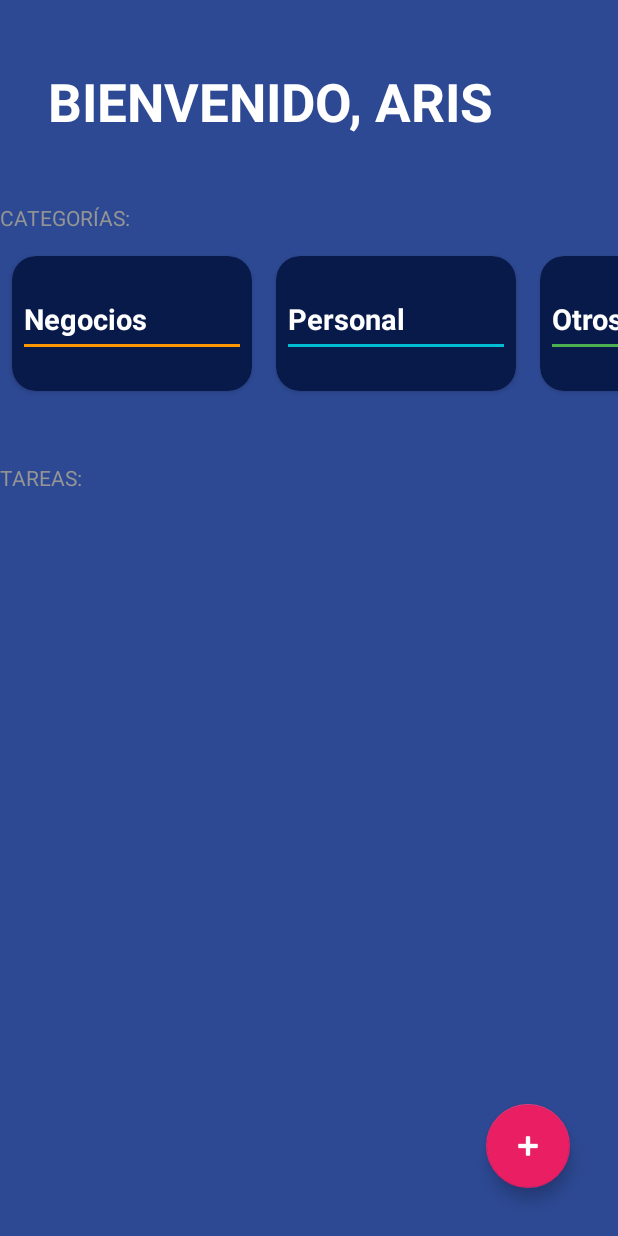
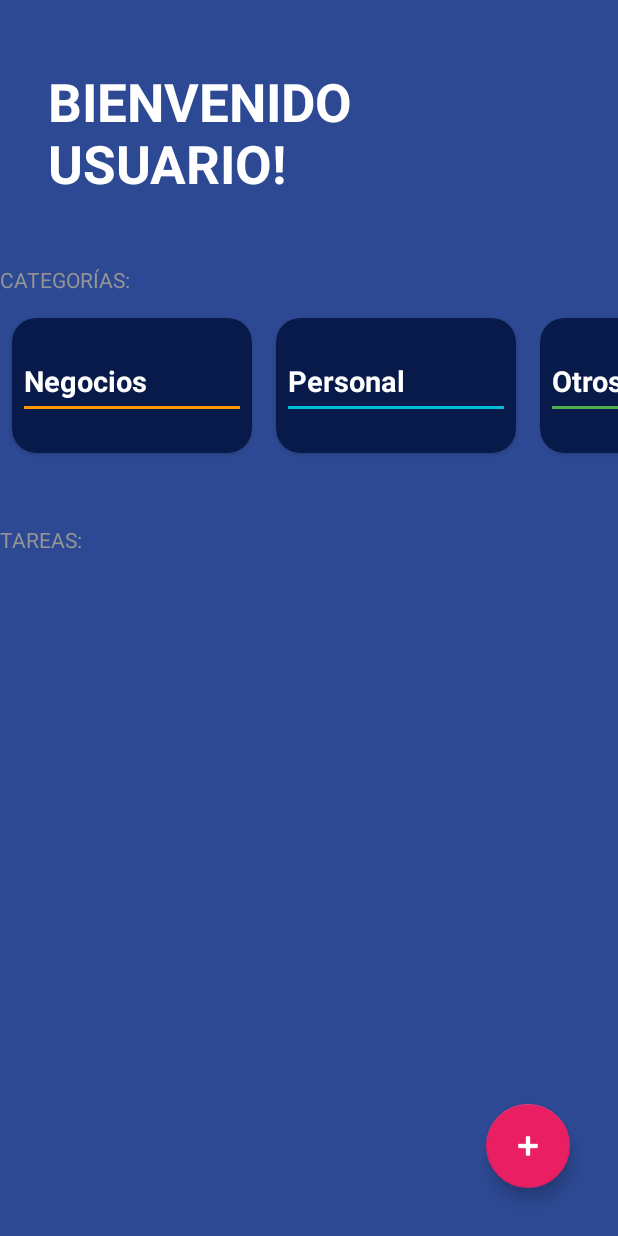
Before and after one commit to AxelEncina/AppMix, an Android app: the TodoActivity screen opened directly, with no data from a screen before it, on a phone screen of 412 x 824 dp. Run offline under Robolectric (Android 15) with nearby library versions, the phone set to English and light mode, and no system bars; 2 statements that could not run were skipped.

Commit message:
errors fixed, icon and last changes

```diff
--- a/app/src/main/res/values/strings.xml
+++ b/app/src/main/res/values/strings.xml
@@ -26,7 +26,7 @@
     <string name="description_obesidad">Estás MUY por encima de lo óptimo para tu peso y altura.</string>
 
     <!--TodoApp-->
-    <string name="todo_title">Bienvenido, Aris</string>
+    <string name="todo_title">Bienvenido Usuario!</string>
     <string name="todo_categories">Categorías:</string>
     <string name="todo_tasks">Tareas:</string>
 
```
